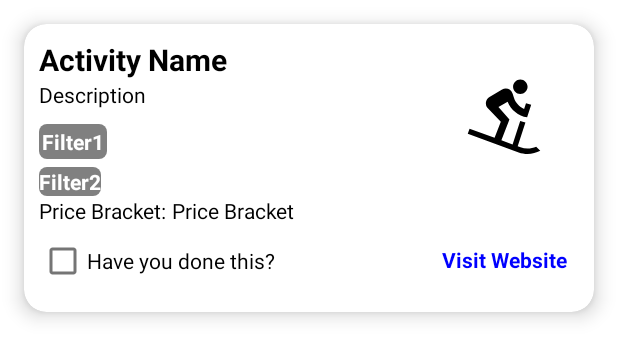
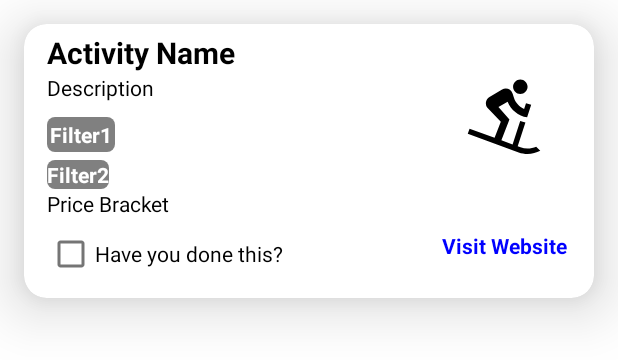
Before and after one commit to JamieLloyd01/MastersProject, an Android app: the layout item_view.xml on its own in the app's theme, with its tools: preview values and no code run, on a phone screen of 412 x 824 dp. Shown: the top 360 px of the screen. Run offline under Robolectric (Android 15) with nearby library versions, the phone set to English and light mode, and no system bars.

Commit message:
recycler UI changes

```diff
--- a/app/src/main/java/com/example/mastersproject/Item.kt
+++ b/app/src/main/java/com/example/mastersproject/Item.kt
@@ -1,3 +1,3 @@
 package com.example.mastersproject
 
-data class Item(var name: String ?= null, var description: String ?=null, var filter1: String ?=null, var filter2: String?=null, var priceBracket: String ?=null, var imageurl : String?=null)
+data class Item(var name: String ?= null, var description: String ?=null, var filter1: String ?=null, var filter2: String?=null, var priceBracket: String ?=null, var imageurl : String?=null, var link : String?=null,)
--- a/app/src/main/java/com/example/mastersproject/MyAdapter.kt
+++ b/app/src/main/java/com/example/mastersproject/MyAdapter.kt
@@ -7,6 +7,7 @@ import android.widget.ImageView
 import android.widget.TextView
 import androidx.recyclerview.widget.RecyclerView
 import com.squareup.picasso.Picasso
+import org.w3c.dom.Text
 
 class MyAdapter(private val activityList : ArrayList<Item>) : RecyclerView.Adapter<MyAdapter.MyViewHolder>() {
     override fun onCreateViewHolder(parent: ViewGroup, viewType: Int): MyAdapter.MyViewHolder {
@@ -24,6 +25,7 @@ class MyAdapter(private val activityList : ArrayList<Item>) : RecyclerView.Adapt
         holder.description.text = activity.description
         holder.priceBracket.text = activity.priceBracket
         Picasso.get().load(activity.imageurl).into(holder.imageurl)
+
     }
 
     override fun getItemCount(): Int {
@@ -39,5 +41,7 @@ class MyAdapter(private val activityList : ArrayList<Item>) : RecyclerView.Adapt
         val description : TextView = itemView.findViewById(R.id.description)
         val priceBracket : TextView = itemView.findViewById(R.id.priceBracket)
         val imageurl : ImageView = itemView.findViewById(R.id.image)
+        val link: TextView = itemView.findViewById(R.id.visitWebsite)
+
     }
 }
--- a/app/src/main/res/layout/activity_home_page.xml
+++ b/app/src/main/res/layout/activity_home_page.xml
@@ -24,7 +24,7 @@
 
     <androidx.recyclerview.widget.RecyclerView
         android:id="@+id/recyclerView"
-        android:layout_width="350dp"
+        android:layout_width="match_parent"
         android:layout_height="wrap_content"
         android:layout_marginTop="30dp"
         app:layout_constraintBottom_toBottomOf="parent"
--- a/app/src/main/res/layout/item_view.xml
+++ b/app/src/main/res/layout/item_view.xml
@@ -6,18 +6,19 @@ xmlns:tools="http://schemas.android.com/tools"
 app:cardCornerRadius="15dp"
 android:layout_margin="16dp"
 xmlns:app="http://schemas.android.com/apk/res-auto"
-app:cardElevation="8dp"
-android:padding="30dp">
+app:cardElevation="24dp"
+android:padding="10dp">
 
 <LinearLayout
     android:layout_width="match_parent"
     android:layout_height="wrap_content"
     android:orientation="vertical"
-    android:padding="10dp">
+    android:padding="5dp"
+    android:layout_marginStart="10dp">
 
     <TextView
         android:id="@+id/activityName"
-        android:layout_width="200dp"
+        android:layout_width="240dp"
         android:layout_height="wrap_content"
         android:textColor="@color/black"
         android:textSize="20sp"
@@ -58,25 +59,13 @@ android:padding="30dp">
 
 
 
-
-    <LinearLayout
-        android:layout_width="match_parent"
-        android:layout_height="wrap_content"
-        android:orientation="horizontal">
-
-        <TextView
-            android:id="@+id/priceBracketLabel"
-            android:layout_width="wrap_content"
-            android:layout_height="wrap_content"
-            android:textColor="@color/black"
-            android:text="Price Bracket: "/>
         <TextView
             android:id="@+id/priceBracket"
             android:layout_width="200dp"
             android:layout_height="wrap_content"
             android:textColor="@color/black"
             android:text="Price Bracket"/>
-    </LinearLayout>
+
 
     <CheckBox
         android:id="@+id/checkBox"
@@ -104,7 +93,7 @@ android:padding="30dp">
         app:shapeAppearanceOverlay="@style/roundImageView"/>
 
     <TextView
-        android:id="@+id/textView2"
+        android:id="@+id/visitWebsite"
         android:layout_width="100dp"
         android:layout_height="wrap_content"
         android:text="Visit Website"
```
